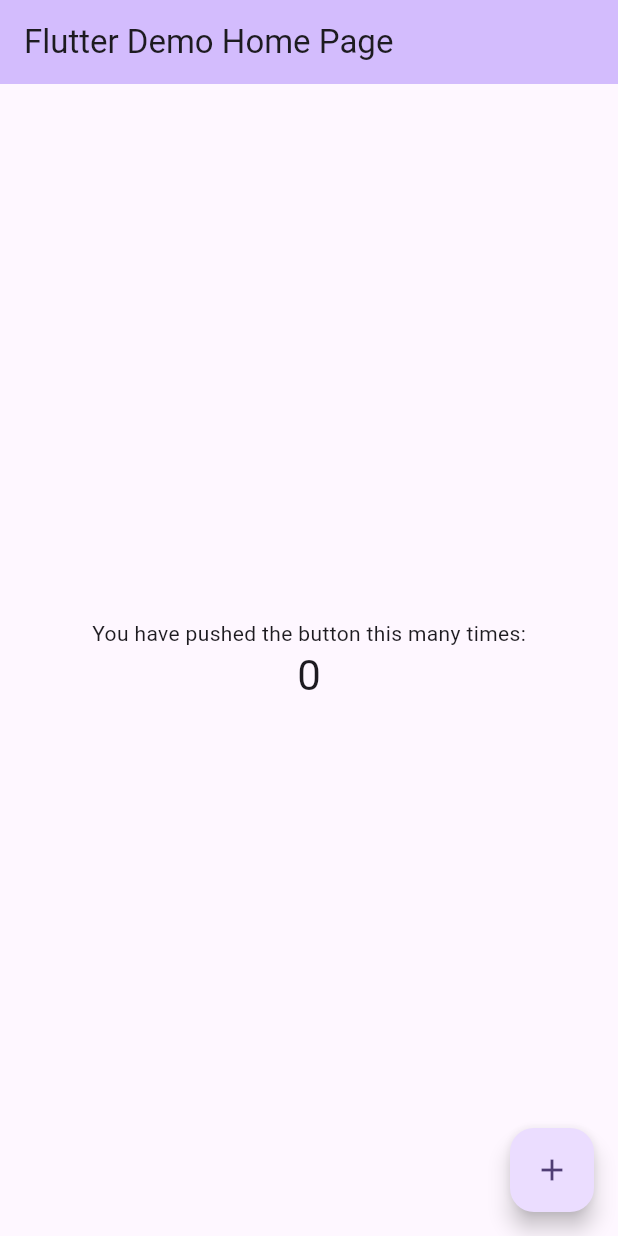
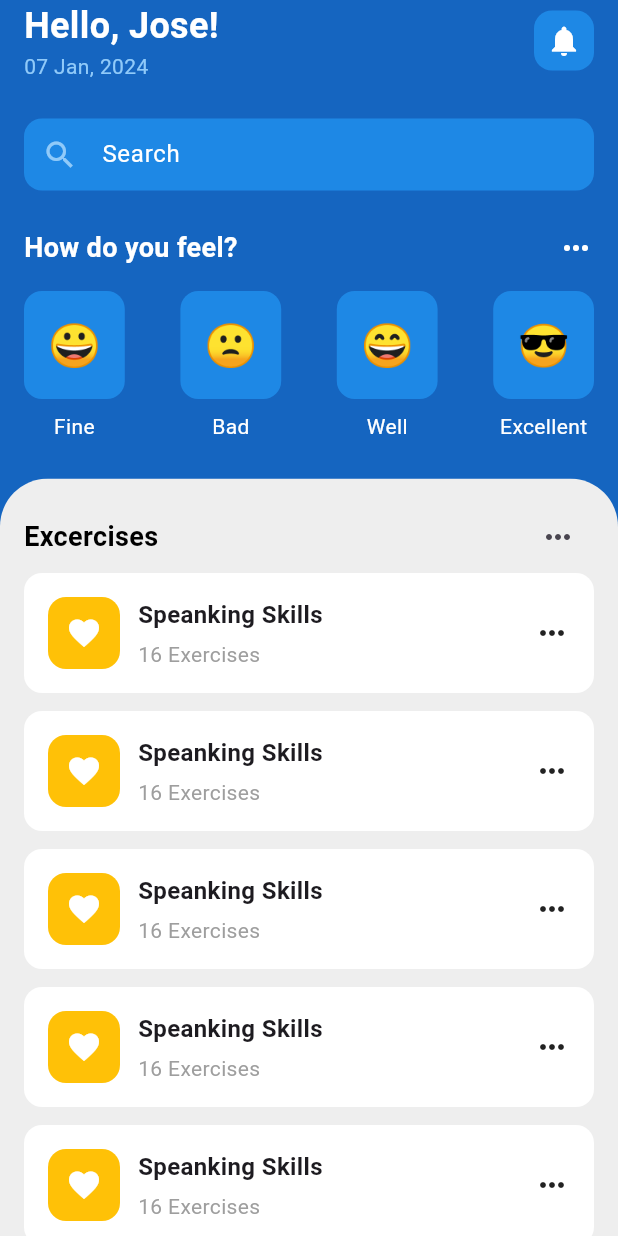
Before and after one commit to Jose1997ureta/flutter_design_proyect, a Flutter app: the screen it shows after launch, on a phone screen of 412 x 824 dp. Run offline on Flutter 3.47's test engine with Material 3 defaults, Android fonts, the phone set to English and light mode, and no system bars.

Commit message:
Se termino el disenio

```diff
--- a/lib/main.dart
+++ b/lib/main.dart
@@ -1,4 +1,5 @@
 import 'package:flutter/material.dart';
+import 'presentation/views/views.dart';
 
 void main() {
   runApp(const MyApp());
@@ -7,119 +8,12 @@
 class MyApp extends StatelessWidget {
   const MyApp({super.key});
 
-  // This widget is the root of your application.
   @override
   Widget build(BuildContext context) {
     return MaterialApp(
       title: 'Flutter Demo',
-      theme: ThemeData(
-        // This is the theme of your application.
-        //
-        // TRY THIS: Try running your application with "flutter run". You'll see
-        // the application has a purple toolbar. Then, without quitting the app,
-        // try changing the seedColor in the colorScheme below to Colors.green
-        // and then invoke "hot reload" (save your changes or press the "hot
-        // reload" button in a Flutter-supported IDE, or press "r" if you used
-        // the command line to start the app).
-        //
-        // Notice that the counter didn't reset back to zero; the application
-        // state is not lost during the reload. To reset the state, use hot
-        // restart instead.
-        //
-        // This works for code too, not just values: Most code changes can be
-        // tested with just a hot reload.
-        colorScheme: ColorScheme.fromSeed(seedColor: Colors.deepPurple),
-        useMaterial3: true,
-      ),
-      home: const MyHomePage(title: 'Flutter Demo Home Page'),
+      home: const HomeView(),
+      debugShowCheckedModeBanner: false,
     );
   }
 }
-
-class MyHomePage extends StatefulWidget {
-  const MyHomePage({super.key, required this.title});
-
-  // This widget is the home page of your application. It is stateful, meaning
-  // that it has a State object (defined below) that contains fields that affect
-  // how it looks.
-
-  // This class is the configuration for the state. It holds the values (in this
-  // case the title) provided by the parent (in this case the App widget) and
-  // used by the build method of the State. Fields in a Widget subclass are
-  // always marked "final".
-
-  final String title;
-
-  @override
-  State<MyHomePage> createState() => _MyHomePageState();
-}
-
-class _MyHomePageState extends State<MyHomePage> {
-  int _counter = 0;
-
-  void _incrementCounter() {
-    setState(() {
-      // This call to setState tells the Flutter framework that something has
-      // changed in this State, which causes it to rerun the build method below
-      // so that the display can reflect the updated values. If we changed
-      // _counter without calling setState(), then the build method would not be
-      // called again, and so nothing would appear to happen.
-      _counter++;
-    });
-  }
-
-  @override
-  Widget build(BuildContext context) {
-    // This method is rerun every time setState is called, for instance as done
-    // by the _incrementCounter method above.
-    //
-    // The Flutter framework has been optimized to make rerunning build methods
-    // fast, so that you can just rebuild anything that needs updating rather
-    // than having to individually change instances of widgets.
-    return Scaffold(
-      appBar: AppBar(
-        // TRY THIS: Try changing the color here to a specific color (to
-        // Colors.amber, perhaps?) and trigger a hot reload to see the AppBar
-        // change color while the other colors stay the same.
-        backgroundColor: Theme.of(context).colorScheme.inversePrimary,
-        // Here we take the value from the MyHomePage object that was created by
-        // the App.build method, and use it to set our appbar title.
-        title: Text(widget.title),
-      ),
-      body: Center(
-        // Center is a layout widget. It takes a single child and positions it
-        // in the middle of the parent.
-        child: Column(
-          // Column is also a layout widget. It takes a list of children and
-          // arranges them vertically. By default, it sizes itself to fit its
-          // children horizontally, and tries to be as tall as its parent.
-          //
-          // Column has various properties to control how it sizes itself and
-          // how it positions its children. Here we use mainAxisAlignment to
-          // center the children vertically; the main axis here is the vertical
-          // axis because Columns are vertical (the cross axis would be
-          // horizontal).
-          //
-          // TRY THIS: Invoke "debug painting" (choose the "Toggle Debug Paint"
-          // action in the IDE, or press "p" in the console), to see the
-          // wireframe for each widget.
-          mainAxisAlignment: MainAxisAlignment.center,
-          children: <Widget>[
-            const Text(
-              'You have pushed the button this many times:',
-            ),
-            Text(
-              '$_counter',
-              style: Theme.of(context).textTheme.headlineMedium,
-            ),
-          ],
-        ),
-      ),
-      floatingActionButton: FloatingActionButton(
-        onPressed: _incrementCounter,
-        tooltip: 'Increment',
-        child: const Icon(Icons.add),
-      ), // This trailing comma makes auto-formatting nicer for build methods.
-    );
-  }
-}
--- /dev/null
+++ b/lib/presentation/views/home/home.view.dart
@@ -0,0 +1,84 @@
+import 'package:flutter/material.dart';
+
+import 'widget/widgets_home.dart';
+
+class HomeView extends StatelessWidget {
+  const HomeView({super.key});
+
+  @override
+  Widget build(BuildContext context) {
+    return Scaffold(
+      backgroundColor: Colors.blue[800],
+      body: SafeArea(
+        child: Column(
+          children: [
+            Padding(
+                padding: const EdgeInsets.symmetric(horizontal: 16),
+                child: Column(
+                  children: [
+                    Row(
+                      mainAxisAlignment: MainAxisAlignment.spaceBetween,
+                      children: [
+                        Column(
+                          crossAxisAlignment: CrossAxisAlignment.start,
+                          children: [
+                            const Text(
+                              'Hello, Jose!',
+                              style: TextStyle(
+                                  color: Colors.white,
+                                  fontSize: 24,
+                                  fontWeight: FontWeight.bold),
+                            ),
+                            Text("07 Jan, 2024",
+                                style: TextStyle(color: Colors.blue[200])),
+                          ],
+                        ),
+                        Container(
+                            padding: EdgeInsets.all(8),
+                            decoration: BoxDecoration(
+                                color: Colors.blue[600],
+                                borderRadius: BorderRadius.circular(12)),
+                            child: const Icon(Icons.notifications,
+                                color: Colors.white)),
+                      ],
+                    ),
+                    SizedBox(
+                      height: 25,
+                    ),
+                    SizedBox(
+                      // height: 40,
+                      child: TextField(
+                        // expands: true,
+                        // maxLines: null,
+                        // minLines: null,
+
+                        style: TextStyle(color: Colors.white),
+                        decoration: InputDecoration(
+                            contentPadding: EdgeInsets.symmetric(vertical: 12),
+                            hintText: 'Search',
+                            hintStyle: TextStyle(color: Colors.white),
+                            prefixIcon:
+                                Icon(Icons.search, color: Colors.blue[200]),
+                            filled: true,
+                            fillColor: Colors.blue[600],
+                            border: OutlineInputBorder(
+                                borderRadius: BorderRadius.circular(12),
+                                borderSide: BorderSide.none)),
+                      ),
+                    ),
+                    SizedBox(
+                      height: 25,
+                    ),
+                    SectionFeelWidget(),
+                  ],
+                )),
+            SizedBox(
+              height: 25,
+            ),
+            ExerciseContentHomeWidget(),
+          ],
+        ),
+      ),
+    );
+  }
+}
--- /dev/null
+++ b/lib/presentation/views/home/widget/exercise-home/exercise_content_home.dart
@@ -0,0 +1,45 @@
+import 'package:flutter/material.dart';
+
+import '../widgets_home.dart';
+
+class ExerciseContentHomeWidget extends StatelessWidget {
+  const ExerciseContentHomeWidget({super.key});
+
+  @override
+  Widget build(BuildContext context) {
+    return Expanded(
+        child: ClipRRect(
+      borderRadius: BorderRadius.only(
+          topLeft: Radius.circular(32), topRight: Radius.circular(32)),
+      child: Container(
+        width: double.infinity,
+        color: Colors.grey[200],
+        child: Padding(
+          padding: const EdgeInsets.fromLTRB(16, 15, 16, 0),
+          child: Column(
+            children: [
+              Row(
+                mainAxisAlignment: MainAxisAlignment.spaceBetween,
+                children: [
+                  Text("Excercises",
+                      style: TextStyle(
+                          fontSize: 18,
+                          color: Colors.black,
+                          fontWeight: FontWeight.bold)),
+                  IconButton(
+                    icon: Icon(Icons.more_horiz_outlined),
+                    onPressed: () {},
+                  )
+                ],
+              ),
+              // SizedBox(
+              //   height: 16,
+              // ),
+              ExerciseListWidget()
+            ],
+          ),
+        ),
+      ),
+    ));
+  }
+}
--- /dev/null
+++ b/lib/presentation/views/home/widget/exercise-home/list_exercises_home.dart
@@ -0,0 +1,70 @@
+import 'package:flutter/material.dart';
+
+class ExerciseListWidget extends StatelessWidget {
+  const ExerciseListWidget({super.key});
+
+  @override
+  Widget build(BuildContext context) {
+    return Expanded(
+      child: ListView.separated(
+        itemCount: 7,
+        itemBuilder: (context, index) => _ItemExercisesWidget(),
+        separatorBuilder: (context, index) => SizedBox(
+          height: 12,
+        ),
+      ),
+    );
+  }
+}
+
+class _ItemExercisesWidget extends StatelessWidget {
+  const _ItemExercisesWidget();
+
+  @override
+  Widget build(BuildContext context) {
+    return Container(
+      padding: const EdgeInsets.all(16),
+      decoration: BoxDecoration(
+        color: Colors.white,
+        borderRadius: BorderRadius.circular(12),
+      ),
+      child: Row(
+        mainAxisAlignment: MainAxisAlignment.spaceBetween,
+        children: [
+          Row(
+            children: [
+              ClipRRect(
+                borderRadius: BorderRadius.circular(12),
+                child: Container(
+                  padding: EdgeInsets.all(12),
+                  color: Colors.amber,
+                  child: const Icon(Icons.favorite, color: Colors.white),
+                ),
+              ),
+              SizedBox(
+                width: 12,
+              ),
+              Column(
+                crossAxisAlignment: CrossAxisAlignment.start,
+                children: [
+                  Text(
+                    "Speanking Skills",
+                    style: TextStyle(fontWeight: FontWeight.bold, fontSize: 16),
+                  ),
+                  SizedBox(
+                    height: 5,
+                  ),
+                  Text(
+                    "16 Exercises",
+                    style: TextStyle(color: Colors.grey, fontSize: 14),
+                  )
+                ],
+              )
+            ],
+          ),
+          Icon(Icons.more_horiz_outlined),
+        ],
+      ),
+    );
+  }
+}
--- /dev/null
+++ b/lib/presentation/views/home/widget/section_feel.widget.dart
@@ -0,0 +1,74 @@
+import 'package:flutter/material.dart';
+
+class SectionFeelWidget extends StatelessWidget {
+  const SectionFeelWidget({super.key});
+
+  @override
+  Widget build(BuildContext context) {
+    return Column(
+      children: [
+        Row(
+          mainAxisAlignment: MainAxisAlignment.spaceBetween,
+          children: [
+            const Text(
+              'How do you feel?',
+              style: TextStyle(
+                  fontSize: 18,
+                  color: Colors.white,
+                  fontWeight: FontWeight.bold),
+            ),
+            const Icon(Icons.more_horiz_outlined, color: Colors.white),
+          ],
+        ),
+        SizedBox(
+          height: 16,
+        ),
+        Row(
+          mainAxisAlignment: MainAxisAlignment.spaceBetween,
+          children: [
+            _ItemFeelWidget(
+              text: "😀",
+              title: "Fine",
+            ),
+            _ItemFeelWidget(
+              text: "🙁",
+              title: "Bad",
+            ),
+            _ItemFeelWidget(
+              text: "😄",
+              title: "Well",
+            ),
+            _ItemFeelWidget(
+              text: "😎",
+              title: "Excellent",
+            ),
+          ],
+        ),
+      ],
+    );
+  }
+}
+
+class _ItemFeelWidget extends StatelessWidget {
+  final String text;
+  final String title;
+
+  const _ItemFeelWidget({required this.text, required this.title});
+
+  @override
+  Widget build(BuildContext context) {
+    return Column(
+      children: [
+        Container(
+          padding: const EdgeInsets.all(16),
+          decoration: BoxDecoration(
+              color: Colors.blue[600], borderRadius: BorderRadius.circular(12)),
+          child: Text(text,
+              style: const TextStyle(color: Colors.white, fontSize: 28)),
+        ),
+        SizedBox(height: 8),
+        Text(title, style: const TextStyle(color: Colors.white)),
+      ],
+    );
+  }
+}
--- /dev/null
+++ b/lib/presentation/views/home/widget/widgets_home.dart
@@ -0,0 +1,4 @@
+export "section_feel.widget.dart";
+
+export 'exercise-home/list_exercises_home.dart';
+export 'exercise-home/exercise_content_home.dart';
--- /dev/null
+++ b/lib/presentation/views/views.dart
@@ -0,0 +1 @@
+export './home/home.view.dart';
```
